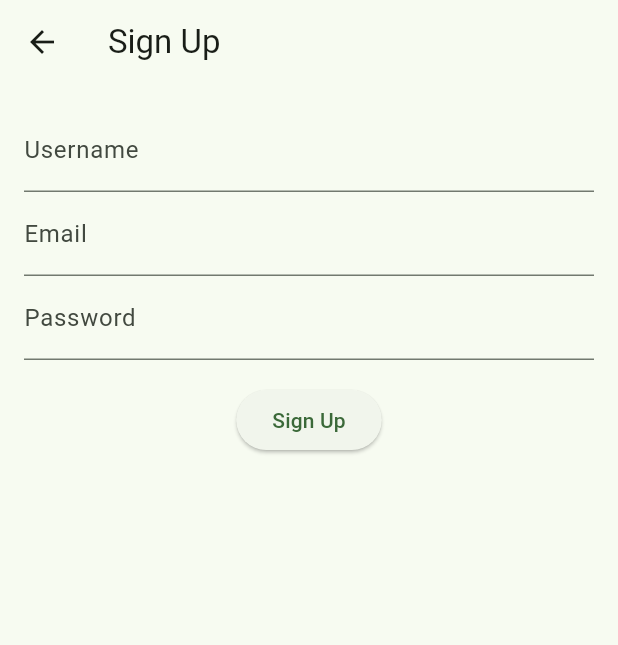
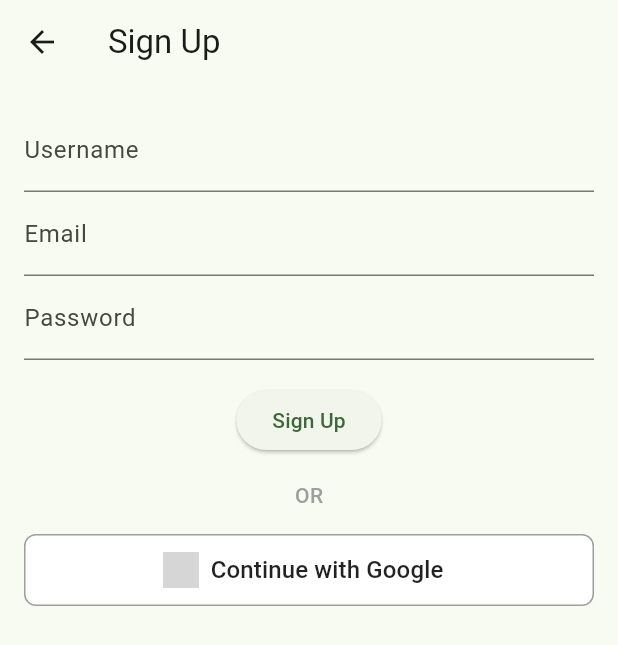
Before and after one commit to nchalla3/ucsc-waste-tagging, a Flutter app: the screen it shows after launch, after a tap on "Log In", after a tap on "Don't have an account? Sign up", on a phone screen of 412 x 824 dp. Shown: the top 645 px of the screen. Run offline on Flutter 3.47's test engine with Material 3 defaults, Android fonts, the phone set to English and light mode, and no system bars; our stand-ins replace cloud_firestore, firebase_auth, firebase_core, firebase_storage, google_sign_in, image_picker; accounts and stored records are empty; network calls fail; grey boxes are pictures that could not be loaded.

Commit message:
working google auth

```diff
--- a/lib/screens/auth/login_page.dart
+++ b/lib/screens/auth/login_page.dart
@@ -1,5 +1,6 @@
 import 'package:flutter/material.dart';
 import 'package:waste_tagging_app/services/auth_service.dart';
+import 'package:waste_tagging_app/widgets/google_sign_in_button.dart';
 import 'signup_page.dart';
 
 class LoginPage extends StatefulWidget {
@@ -61,6 +62,17 @@ class _LoginPageState extends State<LoginPage> {
                   ? const CircularProgressIndicator()
                   : const Text('Log In'),
             ),
+            const SizedBox(height: 16),
+            const Text(
+              'OR',
+              style: TextStyle(
+                color: Colors.grey,
+                fontWeight: FontWeight.w500,
+              ),
+            ),
+            const SizedBox(height: 16),
+            const GoogleSignInButton(),
+            const SizedBox(height: 16),
             TextButton(
               onPressed: () {
                 Navigator.push(
--- a/lib/screens/auth/signup_page.dart
+++ b/lib/screens/auth/signup_page.dart
@@ -1,5 +1,6 @@
 import 'package:flutter/material.dart';
 import 'package:waste_tagging_app/services/auth_service.dart';
+import 'package:waste_tagging_app/widgets/google_sign_in_button.dart';
 
 class SignUpPage extends StatefulWidget {
   const SignUpPage({super.key});
@@ -69,6 +70,16 @@ class _SignUpPageState extends State<SignUpPage> {
                   ? const CircularProgressIndicator()
                   : const Text('Sign Up'),
             ),
+            const SizedBox(height: 16),
+            const Text(
+              'OR',
+              style: TextStyle(
+                color: Colors.grey,
+                fontWeight: FontWeight.w500,
+              ),
+            ),
+            const SizedBox(height: 16),
+            const GoogleSignInButton(),
           ],
         ),
       ),
--- /dev/null
+++ b/lib/widgets/google_sign_in_button.dart
@@ -0,0 +1,97 @@
+import 'package:flutter/material.dart';
+import '../services/auth_service.dart';
+
+class GoogleSignInButton extends StatefulWidget {
+  const GoogleSignInButton({super.key});
+
+  @override
+  State<GoogleSignInButton> createState() => _GoogleSignInButtonState();
+}
+
+class _GoogleSignInButtonState extends State<GoogleSignInButton> {
+  bool _isLoading = false;
+  final AuthService _authService = AuthService();
+
+  Future<void> _handleGoogleSignIn() async {
+    setState(() => _isLoading = true);
+
+    try {
+      final result = await _authService.signInWithGoogle();
+
+      if (result == null) {
+        // User canceled the sign-in
+        if (mounted) {
+          ScaffoldMessenger.of(context).showSnackBar(
+            const SnackBar(
+              content: Text('Sign-in was canceled'),
+              backgroundColor: Colors.orange,
+            ),
+          );
+        }
+      } else {
+        // Success - AuthWrapper will handle navigation
+        if (mounted) {
+          ScaffoldMessenger.of(context).showSnackBar(
+            const SnackBar(
+              content: Text('Successfully signed in with Google!'),
+              backgroundColor: Colors.green,
+            ),
+          );
+        }
+      }
+    } catch (e) {
+      if (mounted) {
+        ScaffoldMessenger.of(context).showSnackBar(
+          SnackBar(
+            content: Text('Google Sign-In Failed: $e'),
+            backgroundColor: Colors.red,
+          ),
+        );
+      }
+    } finally {
+      if (mounted) {
+        setState(() => _isLoading = false);
+      }
+    }
+  }
+
+  @override
+  Widget build(BuildContext context) {
+    return _isLoading
+        ? const SizedBox(
+            height: 48,
+            child: Center(child: CircularProgressIndicator()),
+          )
+        : SizedBox(
+            width: double.infinity,
+            height: 48,
+            child: OutlinedButton.icon(
+              onPressed: _handleGoogleSignIn,
+              icon: Image.asset(
+                'assets/images/google_logo.png', // You'll need to add this asset
+                height: 24,
+                width: 24,
+                errorBuilder: (context, error, stackTrace) {
+                  // Fallback if the image isn't available
+                  return const Icon(Icons.login, size: 24);
+                },
+              ),
+              label: const Text(
+                'Continue with Google',
+                style: TextStyle(
+                  fontSize: 16,
+                  fontWeight: FontWeight.w500,
+                ),
+              ),
+              style: OutlinedButton.styleFrom(
+                foregroundColor: Colors.black87,
+                backgroundColor: Colors.white,
+                side: const BorderSide(color: Colors.grey),
+                shape: RoundedRectangleBorder(
+                  borderRadius: BorderRadius.circular(8),
+                ),
+              ),
+            ),
+          );
+  }
+}
--- a/pubspec.yaml
+++ b/pubspec.yaml
@@ -36,6 +36,7 @@ dependencies:
   cupertino_icons: ^1.0.8
   firebase_core: ^3.15.1
   firebase_auth: ^5.6.2
+  google_sign_in: ^6.2.1
 
 dev_dependencies:
   flutter_test:
```
Also changed, not shown: lib/services/auth_service.dart (+64 -0 lines), pubspec.lock, 1 other file.
